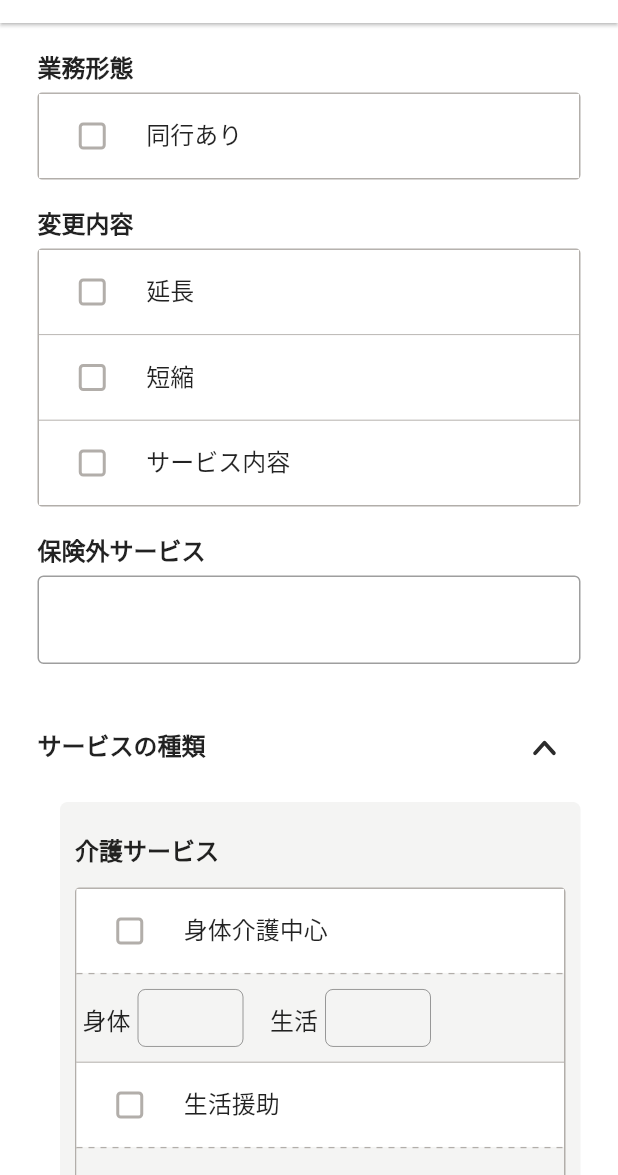
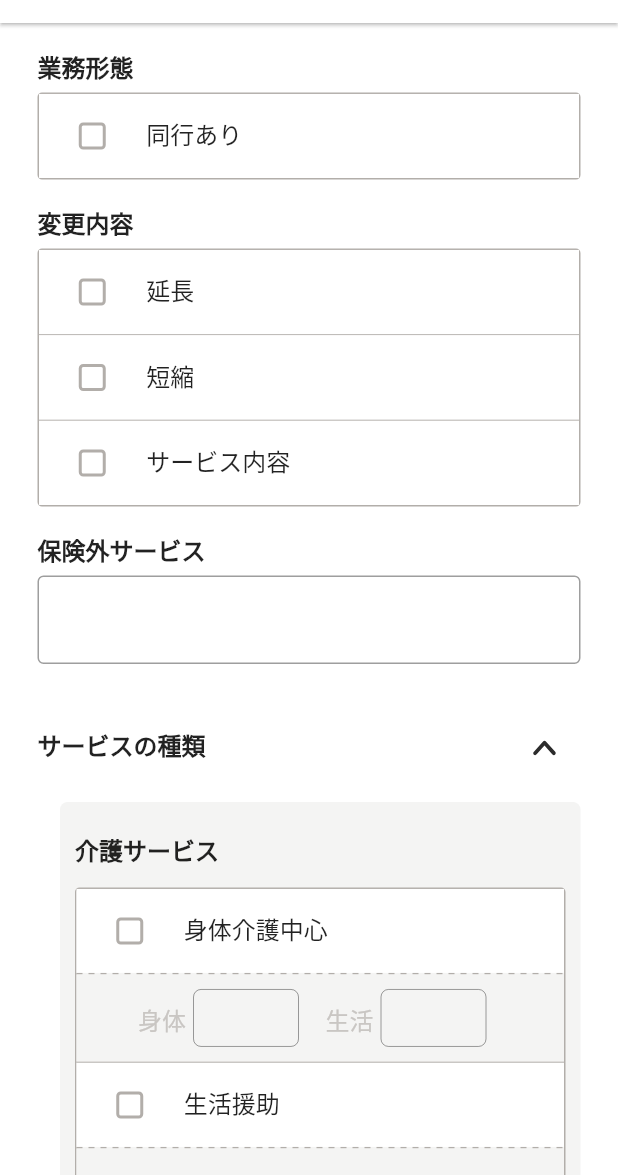
Before and after one commit to akashjpro/parsowa, a Flutter app: the MakeJobRecord screen opened directly, after a tap on "サービスの種類", on a phone screen of 412 x 824 dp, the part 61-1236 px from its top. Run offline on Flutter 3.47's test engine with Material 2 defaults, Android fonts, the phone set to English and light mode, and no system bars; drawn by our look-alikes of dotted_line; our stand-ins replace flutter_bloc, flutter_svg; Roboto replaces fonts that are missing (NotoSanJP).

Commit message:
Advance Check section done

```diff
--- a/lib/core/constants/colors.dart
+++ b/lib/core/constants/colors.dart
@@ -18,4 +18,5 @@
   static const errorColor = Color(0xFFFF0000);
   static const lineStandardColor = Color(0xFFC9C9C9);
   static const disabledColor = Color(0xFFF4F4F3);
+  static const disableTextColor = Color(0xFFC9C6C3);
 }
--- /dev/null
+++ b/lib/presentation/screens/make_job_record/data/advance_check_section_type.dart
@@ -0,0 +1,23 @@
+import 'package:parsowa/presentation/screens/make_job_record/data/check_box_model.dart';
+
+class PhysicalConRecType {
+  List<CheckBoxModel> physicalConRecType;
+
+  PhysicalConRecType({
+    required this.physicalConRecType,
+  });
+
+  static final physicalConRecTypeActive = PhysicalConRecType(
+    physicalConRecType: <CheckBoxModel>[
+      CheckBoxModel(title: '顔色'),
+      CheckBoxModel(title: '発汗'),
+      CheckBoxModel(title: '体温'),
+      CheckBoxModel(title: '血圧'),
+    ],
+  );
+
+  static final precheckTypeActive = [
+    CheckBoxModel(title: '環境整備'),
+    CheckBoxModel(title: '相談援助、情報収集・提供、  記録など'),
+  ];
+}
--- a/lib/presentation/screens/make_job_record/data/types.dart
+++ b/lib/presentation/screens/make_job_record/data/service_section_types.dart
@@ -1,4 +1,3 @@
-import 'package:flutter/material.dart';
 import 'package:parsowa/presentation/screens/make_job_record/data/check_box_model.dart';
 
 class ServiceType {
--- a/lib/presentation/screens/make_job_record/make_job_record.dart
+++ b/lib/presentation/screens/make_job_record/make_job_record.dart
@@ -3,9 +3,10 @@
 import 'package:flutter/widgets.dart';
 
 import 'package:parsowa/core/constants/colors.dart';
+import 'package:parsowa/presentation/screens/make_job_record/data/advance_check_section_type.dart';
 import 'package:parsowa/presentation/screens/make_job_record/data/check_box_model.dart';
 import 'package:parsowa/presentation/screens/make_job_record/data/job_type.dart';
-import 'package:parsowa/presentation/screens/make_job_record/data/types.dart';
+import 'package:parsowa/presentation/screens/make_job_record/data/service_section_types.dart';
 import 'package:parsowa/presentation/screens/make_job_record/widgets/custom_expansion_panel.dart';
 import 'package:parsowa/presentation/screens/make_job_record/widgets/custom_radio_group_button_2.dart';
 import 'package:parsowa/presentation/screens/make_job_record/widgets/custom_radio_group_button_3.dart';
@@ -19,19 +20,28 @@
 }
 
 class _MakeJobRecordState extends State<MakeJobRecord> {
+  // data
   final _jobTypeActive = JobType.jobTypeActive;
+  // Service Type Section
   final _serviceTypeActive = ServiceType.serviceTypeActive;
   final _visitTypeActive = VisitType.visitTypeActive;
   final _serviceForDisableTypeActive =
       ServiceForDisableType.serviceForDisableTypeActive;
   final _serviceForCommunityLifeTypeActive =
       ServiceForCommunityLifeType.serviceForCommunityLifeTypeActive;
+  // Advance Check Section
+  final _physicalConRecType = PhysicalConRecType.physicalConRecTypeActive;
+  final _precheckTypeActive = PhysicalConRecType.precheckTypeActive;
 
+  // local variables
   final _isOpenExpandPanels = [false, false, false, false, false, false, false];
 
   @override
   Widget build(BuildContext context) {
-    return Scaffold(
+    return GestureDetector(
+      onTap: () => FocusScope.of(context).unfocus(),
+      child: Scaffold(
+        resizeToAvoidBottomInset: false,
         backgroundColor: AppColors.whiteColor,
         appBar: AppBarCustom(
           stringTitle: 'サービス提供記録作成',
@@ -51,6 +61,7 @@
                 _buildExpansionSection(),
                 _buildSendSection(),
               ],
+            ),
           ),
         ),
       ),
@@ -108,12 +119,12 @@
         _buildSingleExpansionPanel(
           index: 0,
           label: 'サービスの種類',
-          body: _buildServiceTypeArea(),
+          body: _buildServiceTypeSection(),
         ),
         _buildSingleExpansionPanel(
           index: 1,
           label: '事前チェック・記録など',
-          body: const Text('this is body'),
+          body: _buildAdvanceCheckSection(),
         ),
         _buildSingleExpansionPanel(
           index: 2,
@@ -143,6 +154,87 @@
       ],
       expansionCallback: (i, isOpen) =>
           setState(() => _isOpenExpandPanels[i] = !isOpen),
+    );
+  }
+
+  Widget _buildAdvanceCheckSection() {
+    return Padding(
+      padding: const EdgeInsets.only(left: 15.0),
+      child: Column(
+        children: [
+          _buildSubContainerInsideExpansion(
+            _buildPhysicalConditionRecordArea(),
+          ),
+          const SizedBox(height: 10.0),
+          _buildSubContainerInsideExpansion(
+            _buildPrecheckArea(),
+          ),
+          const SizedBox(height: 10.0),
+        ],
+      ),
+    );
+  }
+
+  Widget _buildPrecheckArea() {
+    return Column(
+      crossAxisAlignment: CrossAxisAlignment.stretch,
+      children: [
+        _buildHeadingLabel(label: '事前チェック'),
+        _buildCustomContainer([
+          _buildSingleCheckBox(cb: _precheckTypeActive[0]),
+          _buildSingleCheckBox(cb: _precheckTypeActive[1]),
+        ]),
+      ],
+    );
+  }
+
+  Widget _buildPhysicalConditionRecordArea() {
+    return Column(
+      crossAxisAlignment: CrossAxisAlignment.stretch,
+      children: [
+        _buildHeadingLabel(label: '体調記録'),
+        _buildCustomContainer(
+          [
+            _buildColumnCheckBoxAndChildren(
+              cb: _physicalConRecType.physicalConRecType[0],
+              child: [
+                _buildSingleMultiLinesInputWithHintLabel(
+                  hintLabel: '状態',
+                  cb: _physicalConRecType.physicalConRecType[0],
+                  onChanged: (v) {},
+                ),
+              ],
+            ),
+            _buildColumnCheckBoxAndChildren(
+              cb: _physicalConRecType.physicalConRecType[1],
+              child: [
+                _buildSingleMultiLinesInputWithHintLabel(
+                  hintLabel: '状態',
+                  cb: _physicalConRecType.physicalConRecType[1],
+                  onChanged: (v) {},
+                ),
+              ],
+            ),
+            _buildColumnCheckBoxAndChildren(
+              cb: _physicalConRecType.physicalConRecType[2],
+              child: [
+                _buildSingleRowLabelAndInput(
+                  label: '℃',
+                  cb: _physicalConRecType.physicalConRecType[2],
+                  onChanged: (v) {},
+                ),
+              ],
+            ),
+            _buildColumnCheckBoxAndChildren(
+              cb: _physicalConRecType.physicalConRecType[3],
+              child: [
+                _buildInputGroupWithSlash(
+                    _physicalConRecType.physicalConRecType[3]),
+              ],
+            ),
+          ],
+        ),
+      ],
     );
   }
 
@@ -194,6 +286,7 @@
       keyboardType: TextInputType.multiline,
       minLines: 1,
       maxLines: null,
+      autofocus: false,
       decoration: const InputDecoration(
         border: OutlineInputBorder(
           borderSide: BorderSide(
@@ -256,8 +349,12 @@
         color: AppColors.whiteColor,
         child: CheckboxListTile(
           contentPadding: const EdgeInsets.only(left: 15.5),
-          title: Text(
+          title: Container(
+            constraints: const BoxConstraints(maxWidth: 208.0),
+            child: Text(
               cb.title,
+              maxLines: 2,
+              overflow: TextOverflow.ellipsis,
               style: const TextStyle(
                 fontFamily: 'NotoSanJP',
                 fontWeight: FontWeight.w500,
@@ -265,7 +362,7 @@
                 height: 1.2,
               ),
             ),
-          // contentPadding: EdgeInsets.symmetric(horizontal: 15.5),
+          ),
           controlAffinity: ListTileControlAffinity.leading,
           value: cb.isChecked,
           activeColor: AppColors.primaryColor,
@@ -348,14 +445,15 @@
     );
   }
 
-  Widget _buildSubLabel({required label}) {
+  Widget _buildSubLabel({required label, bool isChecked = false}) {
     return Text(
       label,
-      style: const TextStyle(
+      style: TextStyle(
         fontFamily: 'NotoSanJP',
         fontSize: 16.0,
         fontWeight: FontWeight.w500,
         height: 1.75,
+        color: isChecked ? AppColors.blackColor : AppColors.disableTextColor,
       ),
     );
   }
@@ -375,56 +473,34 @@
     );
   }
 
-  Widget _buildServiceTypeArea() {
+  Widget _buildServiceTypeSection() {
     return Padding(
       padding: const EdgeInsets.only(left: 15.0),
       child: Column(
         children: [
-          Container(
-            decoration: BoxDecoration(
-              borderRadius: BorderRadius.circular(5.0),
-              color: AppColors.disabledColor,
-            ),
-            child: Padding(
-              padding:
-                  const EdgeInsets.symmetric(horizontal: 10.0, vertical: 10.0),
-              child: _buildCareServiceArea(),
-            ),
+          _buildSubContainerInsideExpansion(
+            _buildCareServiceArea(),
           ),
           const SizedBox(height: 10.0),
-          Container(
-            decoration: BoxDecoration(
-              borderRadius: BorderRadius.circular(5.0),
-              color: AppColors.disabledColor,
-            ),
-            child: Padding(
-              padding:
-                  const EdgeInsets.symmetric(horizontal: 10.0, vertical: 10.0),
-              child: _buildIntergratedServiceArea(),
-            ),
+          _buildSubContainerInsideExpansion(
+            _buildIntergratedServiceArea(),
           ),
           const SizedBox(height: 10.0),
-          Container(
-            decoration: BoxDecoration(
-              borderRadius: BorderRadius.circular(5.0),
-              color: AppColors.disabledColor,
-            ),
-            child: Padding(
-              padding:
-                  const EdgeInsets.symmetric(horizontal: 10.0, vertical: 10.0),
-              child: _buildServiceForDisabilitiesArea(),
-            ),
+          _buildSubContainerInsideExpansion(
+            _buildServiceForDisabilitiesArea(),
           ),
           const SizedBox(height: 10.0),
-          Container(
-            decoration: BoxDecoration(
-              borderRadius: BorderRadius.circular(5.0),
-              color: AppColors.disabledColor,
+          _buildSubContainerInsideExpansion(
+            _buildServiceForCommunityLifeArea(),
           ),
-            child: Padding(
-              padding:
-                  const EdgeInsets.symmetric(horizontal: 10.0, vertical: 10.0),
-              child: Column(
+          const SizedBox(height: 10.0),
+        ],
+      ),
+    );
+  }
+
+  Widget _buildServiceForCommunityLifeArea() {
+    return Column(
       crossAxisAlignment: CrossAxisAlignment.stretch,
       children: [
         _buildHeadingLabel(label: '地域生活支援'),
@@ -453,12 +529,6 @@
           ),
         ]),
       ],
-              ),
-            ),
-          ),
-          const SizedBox(height: 10.0),
-        ],
-      ),
     );
   }
 
@@ -549,7 +619,7 @@
     );
   }
 
-  Column _buildIntergratedServiceArea() {
+  Widget _buildIntergratedServiceArea() {
     return Column(
       crossAxisAlignment: CrossAxisAlignment.stretch,
       children: [
@@ -589,7 +659,11 @@
           [
             _buildColumnCheckBoxAndChildren(
               cb: _serviceTypeActive.careChoices[0],
-              child: [_buildInputGroup(0)],
+              child: [
+                _buildInputGroup(
+                  _serviceTypeActive.careChoices[0],
+                )
+              ],
             ),
             _buildColumnCheckBoxAndChildren(
               cb: _serviceTypeActive.careChoices[1],
@@ -604,7 +678,7 @@
               cb: _serviceTypeActive.careChoices[2],
               child: [
                 CustomRadioGroupButtonTwo(
-                  isChecked: _serviceTypeActive.careChoices[1].isChecked,
+                  isChecked: _serviceTypeActive.careChoices[2].isChecked,
                   labels: const ["１回", "２回"],
                 ),
                 // const DottedLine(dashColor: AppColors.borderColor),
@@ -662,23 +736,89 @@
     );
   }
 
-  Widget _buildInputGroup(int indexOfListCheck) {
+  Widget _buildInputGroup(CheckBoxModel cb) {
     return Row(
       crossAxisAlignment: CrossAxisAlignment.center,
       children: [
-        const SizedBox(width: 4.0),
+        const SizedBox(width: 41.0),
         _buildRowLabelAndInput(
           label: '身体',
-          index: indexOfListCheck,
+          cb: cb,
           onChanged: (v) {},
         ),
         const SizedBox(width: 18.0),
         _buildRowLabelAndInput(
           label: '生活',
-          index: indexOfListCheck,
+          cb: cb,
           onChanged: (v) {},
         ),
-        const SizedBox(width: 18.0),
+      ],
+    );
+  }
+
+  Widget _buildInputGroupWithSlash(CheckBoxModel cb) {
+    return Row(
+      crossAxisAlignment: CrossAxisAlignment.center,
+      children: [
+        const SizedBox(width: 41.0),
+        _buildRowLabelAndInput(
+          label: '',
+          cb: cb,
+          onChanged: (v) {},
+        ),
+        const SizedBox(width: 19.5),
+        Text(
+          '/',
+          style: TextStyle(
+            fontFamily: 'NotoSanJP',
+            fontSize: 26.0,
+            fontWeight: FontWeight.w400,
+            height: 1.2,
+            color: cb.isChecked
+                ? AppColors.blackColor
+                : AppColors.disableTextColor,
+          ),
+        ),
+        const SizedBox(width: 19.5),
+        _buildRowLabelAndInput(
+          label: '',
+          cb: cb,
+          onChanged: (v) {},
+        ),
+      ],
+    );
+  }
+
+  Widget _buildSingleMultiLinesInputWithHintLabel(
+      {required String hintLabel,
+      required CheckBoxModel cb,
+      required Function(String)? onChanged}) {
+    return Row(
+      crossAxisAlignment: CrossAxisAlignment.center,
+      children: [
+        const SizedBox(width: 41.0),
+        SizedBox(
+          width: 231.0,
+          height: 38.0,
+          child: TextField(
+            decoration: InputDecoration(
+              enabled: cb.isChecked,
+              border: const OutlineInputBorder(
+                borderSide: BorderSide(
+                  color: AppColors.borderColor,
+                ),
+                borderRadius: BorderRadius.all(Radius.circular(5.0)),
+              ),
+              contentPadding: const EdgeInsets.only(left: 10.0),
+              hintText: hintLabel,
+            ),
+            autofocus: false,
+            minLines: 1,
+            maxLines: null,
+            keyboardType: TextInputType.multiline,
+            onChanged: onChanged,
+          ),
+        ),
       ],
     );
   }
@@ -714,7 +854,7 @@
         const SizedBox(width: 6.0),
         Padding(
           padding: const EdgeInsets.only(top: 18.0),
-          child: _buildSubLabel(label: label),
+          child: _buildSubLabel(label: label, isChecked: cb.isChecked),
         ),
       ],
     );
@@ -742,7 +882,8 @@
                 ),
                 borderRadius: BorderRadius.all(Radius.circular(5.0)),
               ),
-              contentPadding: const EdgeInsets.all(5.0),
+              contentPadding: const EdgeInsets.only(left: 10.0, top: 15.0),
+              hintText: '',
             ),
             autofocus: false,
             minLines: 2,
@@ -755,21 +896,34 @@
     );
   }
 
+  Widget _buildSubContainerInsideExpansion(Widget child) {
+    return Container(
+      decoration: BoxDecoration(
+        borderRadius: BorderRadius.circular(5.0),
+        color: AppColors.disabledColor,
+      ),
+      child: Padding(
+        padding: const EdgeInsets.symmetric(horizontal: 10.0, vertical: 10.0),
+        child: child,
+      ),
+    );
+  }
+
   Widget _buildRowLabelAndInput(
       {required String label,
-      required int index,
+      required CheckBoxModel cb,
       required Function(String)? onChanged}) {
     return Row(
       crossAxisAlignment: CrossAxisAlignment.center,
       children: [
-        _buildSubLabel(label: label),
+        _buildSubLabel(label: label, isChecked: cb.isChecked),
         const SizedBox(width: 5.0),
         SizedBox(
           width: 70.0,
           height: 38.0,
           child: TextField(
             decoration: InputDecoration(
-              enabled: _serviceTypeActive.careChoices[index].isChecked,
+              enabled: cb.isChecked,
               border: const OutlineInputBorder(
                 borderSide: BorderSide(
                   color: AppColors.borderColor,
--- a/lib/presentation/screens/make_job_record/widgets/custom_radio_group_button_2.dart
+++ b/lib/presentation/screens/make_job_record/widgets/custom_radio_group_button_2.dart
@@ -1,5 +1,5 @@
 import 'package:flutter/material.dart';
-import 'package:parsowa/presentation/screens/make_job_record/data/types.dart';
+import 'package:parsowa/core/constants/colors.dart';
 
 class CustomRadioGroupButtonTwo extends StatefulWidget {
   final List<String> labels;
@@ -38,7 +38,8 @@
                     }
                   : null,
             ),
-            _buildSubLabel(label: widget.labels[0]),
+            _buildSubLabel(
+                label: widget.labels[0], isChecked: widget.isChecked),
           ],
         ),
         const SizedBox(width: 8.0),
@@ -53,21 +54,23 @@
                     }
                   : null,
             ),
-            _buildSubLabel(label: widget.labels[1]),
+            _buildSubLabel(
+                label: widget.labels[1], isChecked: widget.isChecked),
           ],
         ),
       ],
     );
   }
 
-  Widget _buildSubLabel({required label}) {
+  Widget _buildSubLabel({required label, bool isChecked = false}) {
     return Text(
       label,
-      style: const TextStyle(
+      style: TextStyle(
         fontFamily: 'NotoSanJP',
         fontSize: 16.0,
         fontWeight: FontWeight.w500,
         height: 1.2,
+        color: isChecked ? AppColors.blackColor : AppColors.disableTextColor,
       ),
     );
   }
--- a/lib/presentation/screens/make_job_record/widgets/custom_radio_group_button_3.dart
+++ b/lib/presentation/screens/make_job_record/widgets/custom_radio_group_button_3.dart
@@ -1,5 +1,6 @@
 import 'package:flutter/material.dart';
-import 'package:parsowa/presentation/screens/make_job_record/data/types.dart';
+import 'package:parsowa/core/constants/colors.dart';
+import 'package:parsowa/presentation/screens/make_job_record/data/service_section_types.dart';
 
 class CustomRadioGroupButtonThree extends StatefulWidget {
   final int indexOfListCheck;
@@ -41,7 +42,10 @@
                     }
                   : null,
             ),
-            _buildSubLabel(label: widget.labels[0]),
+            _buildSubLabel(
+                label: widget.labels[0],
+                isChecked: _visitTypeActive
+                    .visitChoices[widget.indexOfListCheck].isChecked),
           ],
         ),
         const SizedBox(width: 18.0),
@@ -57,7 +61,10 @@
                     }
                   : null,
             ),
-            _buildSubLabel(label: widget.labels[1]),
+            _buildSubLabel(
+                label: widget.labels[1],
+                isChecked: _visitTypeActive
+                    .visitChoices[widget.indexOfListCheck].isChecked),
           ],
         ),
         const SizedBox(width: 18.0),
@@ -73,7 +80,10 @@
                     }
                   : null,
             ),
-            _buildSubLabel(label: widget.labels[2]),
+            _buildSubLabel(
+                label: widget.labels[2],
+                isChecked: _visitTypeActive
+                    .visitChoices[widget.indexOfListCheck].isChecked),
           ],
         ),
         const SizedBox(width: 18.0),
@@ -81,14 +91,15 @@
     );
   }
 
-  Widget _buildSubLabel({required label}) {
+  Widget _buildSubLabel({required label, bool isChecked = false}) {
     return Text(
       label,
-      style: const TextStyle(
+      style: TextStyle(
         fontFamily: 'NotoSanJP',
         fontSize: 16.0,
         fontWeight: FontWeight.w500,
         height: 1.2,
+        color: isChecked ? AppColors.blackColor : AppColors.disableTextColor,
       ),
     );
   }
```
Lines whose indentation alone changed are shown as unchanged.
